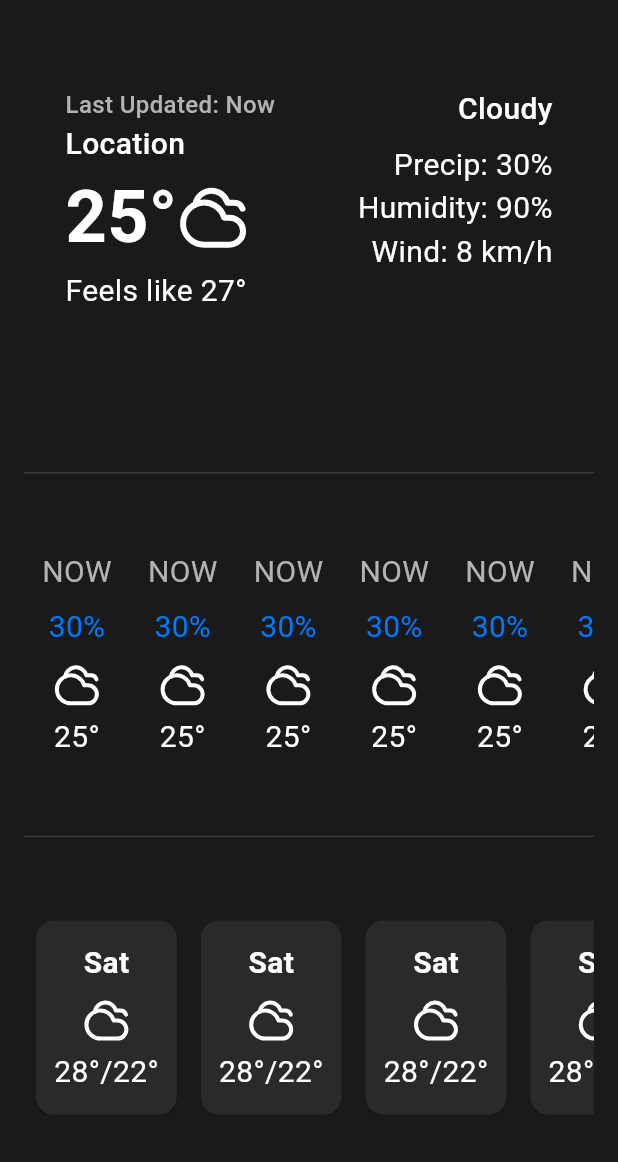
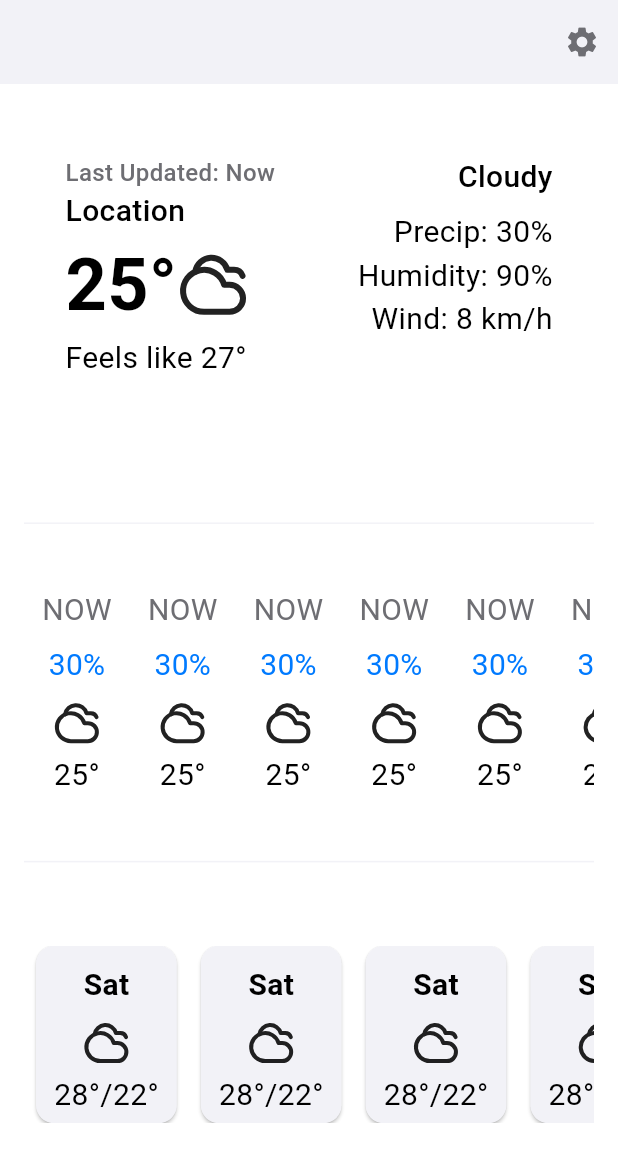
Before and after one commit to oreiscool/clear_weather, a Flutter app: the screen it shows after launch, on a phone screen of 412 x 824 dp. Shown: the top 1162 px of the screen. Run offline on Flutter 3.47's test engine with Material 3 defaults, Android fonts, the phone set to English and light mode, and no system bars; our stand-ins replace flutter_riverpod, lucide_icons_flutter, shared_preferences.

Commit message:
feat(ui): Implement theme switching and complete UI architecture

```diff
--- a/lib/constants/colors.dart
+++ b/lib/constants/dark_colors.dart
@@ -1,7 +1,8 @@
 import 'package:flutter/material.dart';
 
-class AppColors {
-  AppColors._();
+class AppDarkColors {
+  AppDarkColors._();
+
   static const Color background = Color(0xFF1A1A1A);
   static const Color surface = Color(0xFF2A2A2A);
   static const Color surfaceVariant = Color(0xFF3A3A3A);
--- /dev/null
+++ b/lib/constants/light_colors.dart
@@ -0,0 +1,17 @@
+import 'package:flutter/material.dart';
+
+class AppLightColors {
+  AppLightColors._();
+
+  static const Color background = Color(0xFFFFFFFF);
+  static const Color surface = Color(0xFFF2F2F7);
+  static const Color surfaceVariant = Color(0xFFE5E5EA);
+  static const Color textPrimary = Color(0xFF000000);
+  static const Color textSecondary = Color(0xFF6E6E73);
+  static const Color textTertiary = Color(0xFF8A8A8E);
+  static const Color accent = Color(0xFF007AFF);
+  static const Color accentMuted = Color(0xFF4A9EFF);
+  static const Color success = Color(0xFF34C759);
+  static const Color warning = Color(0xFFFF9F0A);
+  static const Color error = Color(0xFFFF3B30);
+}
--- a/lib/main.dart
+++ b/lib/main.dart
@@ -2,19 +2,23 @@ import 'package:flutter/material.dart';
 import 'package:clear_weather/pages/home_page.dart';
 import 'package:flutter_riverpod/flutter_riverpod.dart';
 import 'package:clear_weather/theme/app_theme.dart';
+import 'package:clear_weather/providers/theme_provider.dart';
 
 void main() {
   runApp(const ProviderScope(child: MainApp()));
 }
 
-class MainApp extends StatelessWidget {
+class MainApp extends ConsumerWidget {
   const MainApp({super.key});
 
   @override
-  Widget build(BuildContext context) {
+  Widget build(BuildContext context, WidgetRef ref) {
+    final themeMode = ref.watch(themeProvider);
     return MaterialApp(
       debugShowCheckedModeBanner: false,
-      theme: AppTheme.darkTheme,
+      theme: AppTheme.lightTheme,
+      darkTheme: AppTheme.darkTheme,
+      themeMode: themeMode,
       home: const HomePage(),
     );
   }
--- a/lib/pages/home_page.dart
+++ b/lib/pages/home_page.dart
@@ -3,14 +3,28 @@ import 'package:flutter_riverpod/flutter_riverpod.dart';
 import 'package:clear_weather/widgets/current_weather_display.dart';
 import 'package:clear_weather/widgets/hourly_forecast_display.dart';
 import 'package:clear_weather/widgets/daily_forecast_display.dart';
-import 'package:clear_weather/constants/colors.dart';
+import 'package:clear_weather/widgets/settings_modal.dart';
 
 class HomePage extends ConsumerWidget {
   const HomePage({super.key});
 
   @override
   Widget build(BuildContext context, WidgetRef ref) {
+    final theme = Theme.of(context);
     return Scaffold(
+      appBar: AppBar(
+        backgroundColor: theme.colorScheme.surface,
+        actions: [
+          IconButton(
+            onPressed: () => showModalBottomSheet(
+              context: context,
+              backgroundColor: Colors.transparent,
+              builder: (context) => const SettingsModal(),
+            ),
+            icon: const Icon(Icons.settings),
+          ),
+        ],
+      ),
       body: SafeArea(
         child: Padding(
           padding: const EdgeInsets.all(16.0),
@@ -19,9 +33,15 @@ class HomePage extends ConsumerWidget {
             children: [
               const Expanded(flex: 4, child: CurrentWeatherDisplay()),
               const SizedBox(height: 16),
-              const Divider(height: 48, color: AppColors.surfaceVariant),
+              Divider(
+                height: 48,
+                color: theme.colorScheme.surfaceContainerHighest,
+              ),
               const Expanded(flex: 3, child: HourlyForecastDisplay()),
-              const Divider(height: 48, color: AppColors.surfaceVariant),
+              Divider(
+                height: 48,
+                color: theme.colorScheme.surfaceContainerHighest,
+              ),
               const SizedBox(height: 32),
               const Expanded(flex: 2, child: DailyForecastDisplay()),
               const Spacer(flex: 1),
--- /dev/null
+++ b/lib/providers/text_styles_provider.dart
@@ -0,0 +1,27 @@
+import 'package:flutter/material.dart';
+import 'package:clear_weather/providers/theme_provider.dart';
+import 'package:clear_weather/theme/app_theme.dart';
+import 'package:clear_weather/constants/light_colors.dart';
+import 'package:clear_weather/constants/dark_colors.dart';
+import 'package:flutter_riverpod/flutter_riverpod.dart';
+
+final textStylesProvider = Provider<AppTextStyles>((ref) {
+  final themeMode = ref.watch(themeProvider);
+  final isDarkMode = themeMode == ThemeMode.dark;
+
+  return AppTextStyles(
+    accent: isDarkMode ? AppDarkColors.accent : AppLightColors.accent,
+    accentMuted: isDarkMode
+        ? AppDarkColors.accentMuted
+        : AppLightColors.accentMuted,
+    textPrimary: isDarkMode
+        ? AppDarkColors.textPrimary
+        : AppLightColors.textPrimary,
+    textSecondary: isDarkMode
+        ? AppDarkColors.textSecondary
+        : AppLightColors.textSecondary,
+    textTertiary: isDarkMode
+        ? AppDarkColors.textTertiary
+        : AppLightColors.textTertiary,
+  );
+});
--- a/lib/theme/app_theme.dart
+++ b/lib/theme/app_theme.dart
@@ -1,5 +1,6 @@
 import 'package:flutter/material.dart';
-import 'package:clear_weather/constants/colors.dart';
+import 'package:clear_weather/constants/dark_colors.dart';
+import 'package:clear_weather/constants/light_colors.dart';
 
 class AppTheme {
   AppTheme._();
@@ -7,78 +8,88 @@ class AppTheme {
   static ThemeData get darkTheme {
     return ThemeData(
       brightness: Brightness.dark,
-      primaryColor: AppColors.accent,
-      scaffoldBackgroundColor: AppColors.background,
-      cardColor: AppColors.surface,
+      primaryColor: AppDarkColors.accent,
+      scaffoldBackgroundColor: AppDarkColors.background,
+      cardColor: AppDarkColors.surface,
       colorScheme: const ColorScheme.dark(
-        primary: AppColors.accent,
-        secondary: AppColors.accentMuted,
-        surface: AppColors.surface,
-        onSurface: AppColors.textPrimary,
-        onSurfaceVariant: AppColors.textSecondary,
-        error: AppColors.error,
-        onError: AppColors.textPrimary,
-        tertiary: AppColors.textTertiary,
+        primary: AppDarkColors.accent,
+        onPrimary: AppDarkColors.textPrimary,
+        secondary: AppDarkColors.accentMuted,
+        onSecondary: AppDarkColors.textPrimary,
+        surface: AppDarkColors.surface,
+        onSurface: AppDarkColors.textPrimary,
+        onSurfaceVariant: AppDarkColors.textSecondary,
+        error: AppDarkColors.error,
+        onError: AppDarkColors.textPrimary,
+        tertiary: AppDarkColors.textTertiary,
       ),
       textTheme: const TextTheme(
-        bodyLarge: TextStyle(color: AppColors.textPrimary),
-        bodyMedium: TextStyle(color: AppColors.textSecondary),
-        bodySmall: TextStyle(color: AppColors.textTertiary),
+        bodyLarge: TextStyle(color: AppDarkColors.textPrimary),
+        bodyMedium: TextStyle(color: AppDarkColors.textSecondary),
+        bodySmall: TextStyle(color: AppDarkColors.textTertiary),
+      ),
+    );
+  }
+
+  static ThemeData get lightTheme {
+    return ThemeData(
+      brightness: Brightness.light,
+      primaryColor: AppLightColors.accent,
+      scaffoldBackgroundColor: AppLightColors.background,
+      cardColor: AppLightColors.surface,
+      colorScheme: const ColorScheme.light(
+        primary: AppLightColors.accent,
+        onPrimary: AppLightColors.textPrimary,
+        secondary: AppLightColors.accentMuted,
+        onSecondary: AppLightColors.textPrimary,
+        surface: AppLightColors.surface,
+        onSurface: AppLightColors.textPrimary,
+        onSurfaceVariant: AppLightColors.textSecondary,
+        error: AppLightColors.error,
+        onError: AppLightColors.textPrimary,
+        tertiary: AppLightColors.textTertiary,
+      ),
+      textTheme: const TextTheme(
+        bodyLarge: TextStyle(color: AppLightColors.textPrimary),
+        bodyMedium: TextStyle(color: AppLightColors.textSecondary),
+        bodySmall: TextStyle(color: AppLightColors.textTertiary),
       ),
     );
   }
 }
 
 class AppTextStyles {
-  AppTextStyles._();
+  final Color accent;
+  final Color accentMuted;
+  final Color textPrimary;
+  final Color textSecondary;
+  final Color textTertiary;
 
-  static const TextStyle lastUpdated = TextStyle(
+  AppTextStyles({
+    required this.accent,
+    required this.accentMuted,
+    required this.textPrimary,
+    required this.textSecondary,
+    required this.textTertiary,
+  });
+
+  TextStyle get lastUpdated => TextStyle(
     fontSize: 16,
     fontWeight: FontWeight.w500,
-    color: AppColors.textSecondary,
+    color: textSecondary,
   );
-  static const TextStyle location = TextStyle(
-    fontSize: 20,
-    fontWeight: FontWeight.w500,
-    color: AppColors.textPrimary,
-  );
-  static const TextStyle temperature = TextStyle(
-    fontSize: 48,
-    fontWeight: FontWeight.bold,
-    color: AppColors.textPrimary,
-  );
-  static const TextStyle feelsLike = TextStyle(
-    fontSize: 20,
-    color: AppColors.textPrimary,
-  );
-  static const TextStyle condition = TextStyle(
-    fontSize: 20,
-    fontWeight: FontWeight.w500,
-    color: AppColors.textPrimary,
-  );
-  static const TextStyle secondaryDetails = TextStyle(
-    fontSize: 20,
-    color: AppColors.textPrimary,
-  );
-  static const TextStyle hourlyTime = TextStyle(
-    fontSize: 20,
-    color: AppColors.textSecondary,
-  );
-  static const TextStyle hourlyPrecip = TextStyle(
-    fontSize: 20,
-    color: AppColors.accent,
-  );
-  static const TextStyle hourlyTemp = TextStyle(
-    fontSize: 20,
-    color: AppColors.textPrimary,
-  );
-  static const TextStyle dailyDay = TextStyle(
-    fontSize: 20,
-    fontWeight: FontWeight.bold,
-    color: AppColors.textPrimary,
-  );
-  static const TextStyle dailyTemp = TextStyle(
-    fontSize: 20,
-    color: AppColors.textPrimary,
-  );
+  TextStyle get location =>
+      TextStyle(fontSize: 20, fontWeight: FontWeight.w500, color: textPrimary);
+  TextStyle get temperature =>
+      TextStyle(fontSize: 48, fontWeight: FontWeight.bold, color: textPrimary);
+  TextStyle get feelsLike => TextStyle(fontSize: 20, color: textPrimary);
+  TextStyle get condition =>
+      TextStyle(fontSize: 20, fontWeight: FontWeight.w500, color: textPrimary);
+  TextStyle get secondaryDetails => TextStyle(fontSize: 20, color: textPrimary);
+  TextStyle get hourlyTime => TextStyle(fontSize: 20, color: textSecondary);
+  TextStyle get hourlyPrecip => TextStyle(fontSize: 20, color: accent);
+  TextStyle get hourlyTemp => TextStyle(fontSize: 20, color: textPrimary);
+  TextStyle get dailyDay =>
+      TextStyle(fontSize: 20, fontWeight: FontWeight.bold, color: textPrimary);
+  TextStyle get dailyTemp => TextStyle(fontSize: 20, color: textPrimary);
 }
--- a/lib/widgets/current_weather_display.dart
+++ b/lib/widgets/current_weather_display.dart
@@ -1,14 +1,15 @@
 import 'package:flutter/material.dart';
 import 'package:flutter_riverpod/flutter_riverpod.dart';
 import 'package:lucide_icons_flutter/lucide_icons.dart';
-import 'package:clear_weather/theme/app_theme.dart';
+import 'package:clear_weather/providers/text_styles_provider.dart';
 
 class CurrentWeatherDisplay extends ConsumerWidget {
   const CurrentWeatherDisplay({super.key});
 
   @override
   Widget build(BuildContext context, WidgetRef ref) {
-    return const Column(
+    final textStyles = ref.watch(textStylesProvider);
+    return Column(
       mainAxisAlignment: MainAxisAlignment.center,
       children: [
         Row(
@@ -18,15 +19,15 @@ class CurrentWeatherDisplay extends ConsumerWidget {
             Column(
               crossAxisAlignment: CrossAxisAlignment.start,
               children: [
-                Text('Last Updated: Now', style: AppTextStyles.lastUpdated),
-                Text('Location', style: AppTextStyles.location),
+                Text('Last Updated: Now', style: textStyles.lastUpdated),
+                Text('Location', style: textStyles.location),
                 Row(
                   children: [
-                    Text('25°', style: AppTextStyles.temperature),
+                    Text('25°', style: textStyles.temperature),
                     Icon(LucideIcons.cloudy, size: 48),
                   ],
                 ),
-                Text('Feels like 27°', style: AppTextStyles.feelsLike),
+                Text('Feels like 27°', style: textStyles.feelsLike),
                 SizedBox(height: 24),
               ],
             ),
@@ -34,11 +35,11 @@ class CurrentWeatherDisplay extends ConsumerWidget {
             Column(
               crossAxisAlignment: CrossAxisAlignment.end,
               children: [
-                Text('Cloudy', style: AppTextStyles.condition),
+                Text('Cloudy', style: textStyles.condition),
                 SizedBox(height: 8),
-                Text('Precip: 30%', style: AppTextStyles.secondaryDetails),
-                Text('Humidity: 90%', style: AppTextStyles.secondaryDetails),
-                Text('Wind: 8 km/h', style: AppTextStyles.secondaryDetails),
+                Text('Precip: 30%', style: textStyles.secondaryDetails),
+                Text('Humidity: 90%', style: textStyles.secondaryDetails),
+                Text('Wind: 8 km/h', style: textStyles.secondaryDetails),
               ],
             ),
           ],
--- a/lib/widgets/daily_forecast_item.dart
+++ b/lib/widgets/daily_forecast_item.dart
@@ -1,24 +1,26 @@
 import 'package:flutter/material.dart';
+import 'package:flutter_riverpod/flutter_riverpod.dart';
 import 'package:lucide_icons_flutter/lucide_icons.dart';
-import 'package:clear_weather/theme/app_theme.dart';
+import 'package:clear_weather/providers/text_styles_provider.dart';
 
-class DailyForecastItem extends StatelessWidget {
+class DailyForecastItem extends ConsumerWidget {
   const DailyForecastItem({super.key});
 
   @override
-  Widget build(BuildContext context) {
-    return const Card(
+  Widget build(BuildContext context, WidgetRef ref) {
+    final textStyles = ref.watch(textStylesProvider);
+    return Card(
       margin: EdgeInsets.symmetric(horizontal: 8),
       child: Padding(
         padding: EdgeInsets.all(12),
         child: Column(
           mainAxisAlignment: MainAxisAlignment.center,
           children: [
-            Text('Sat', style: AppTextStyles.dailyDay),
+            Text('Sat', style: textStyles.dailyDay),
             SizedBox(height: 8),
             Icon(LucideIcons.cloudy, size: 32),
             SizedBox(height: 4),
-            Text('28°/22°', style: AppTextStyles.dailyTemp),
+            Text('28°/22°', style: textStyles.dailyTemp),
           ],
         ),
       ),
--- a/lib/widgets/hourly_forecast_item.dart
+++ b/lib/widgets/hourly_forecast_item.dart
@@ -1,25 +1,27 @@
 import 'package:flutter/material.dart';
+import 'package:flutter_riverpod/flutter_riverpod.dart';
 import 'package:lucide_icons_flutter/lucide_icons.dart';
-import 'package:clear_weather/theme/app_theme.dart';
+import 'package:clear_weather/providers/text_styles_provider.dart';
 
-class HourlyForecastItem extends StatelessWidget {
+class HourlyForecastItem extends ConsumerWidget {
   const HourlyForecastItem({super.key});
 
   @override
-  Widget build(BuildContext context) {
-    return const Padding(
+  Widget build(BuildContext context, WidgetRef ref) {
+    final textStyles = ref.watch(textStylesProvider);
+    return Padding(
       padding: EdgeInsets.symmetric(horizontal: 12),
       child: Column(
         mainAxisAlignment: MainAxisAlignment.center,
         children: [
           // TODO: Conditionally hide precipitation for the first item (index 0).
-          Text('NOW', style: AppTextStyles.hourlyTime),
+          Text('NOW', style: textStyles.hourlyTime),
           SizedBox(height: 8),
-          Text('30%', style: AppTextStyles.hourlyPrecip),
+          Text('30%', style: textStyles.hourlyPrecip),
           SizedBox(height: 8),
           Icon(LucideIcons.cloudy, size: 32),
           SizedBox(height: 4),
-          Text('25°', style: AppTextStyles.hourlyTemp),
+          Text('25°', style: textStyles.hourlyTemp),
         ],
       ),
     );
```
Also changed, not shown: lib/providers/theme_provider.dart (added, +36 -0 lines), lib/widgets/settings_modal.dart (added, +69 -0 lines), lib/providers/settings_provider.dart (added).
